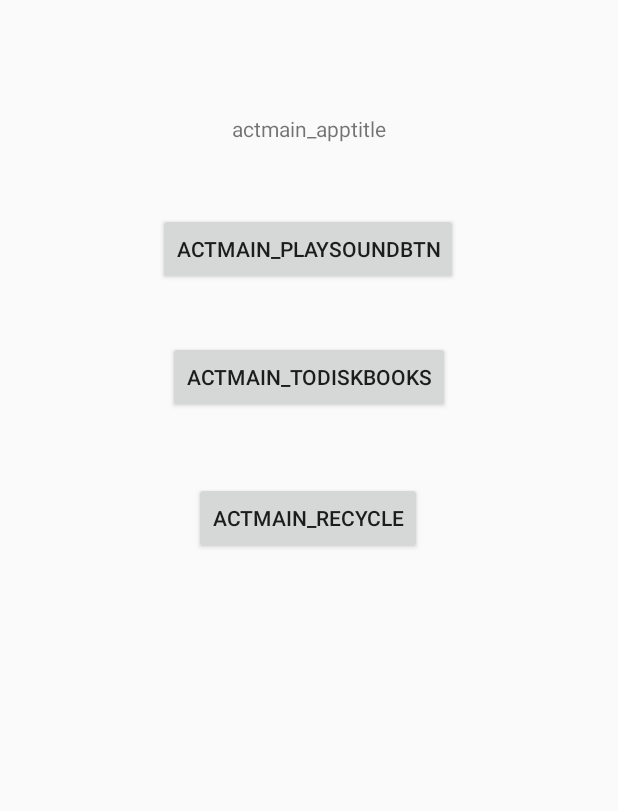
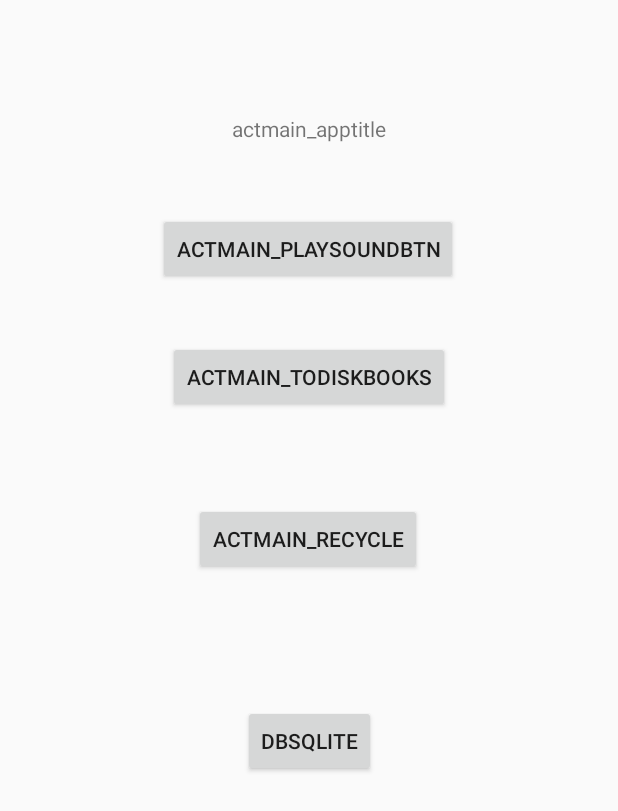
Before and after one commit to Weiqifan1/JonasChrTest_002, an Android app: the screen it shows after launch (MainActivity), on a phone screen of 412 x 824 dp. Shown: the top 811 px of the screen. Run offline under Robolectric (Android 15) with nearby library versions, the light colour scheme and no system bars; libraries missing offline, so code that uses them is left out: com.sembozdemir.permissionskt; 1 statement that could not run was skipped.

Commit message:
a button to  a new page with a textview works

```diff
--- a/app/src/main/AndroidManifest.xml
+++ b/app/src/main/AndroidManifest.xml
@@ -33,6 +33,9 @@
                 android:name=".DiskBooks">
         </activity>
         <activity
+                android:name=".Dbsqlite">
+        </activity>
+        <activity
                 android:name=".AudioFileList"
                 android:configChanges="orientation|screenSize">
         </activity>
--- a/app/src/main/java/com/example/jonaschrtest_002/MainActivity.kt
+++ b/app/src/main/java/com/example/jonaschrtest_002/MainActivity.kt
@@ -35,6 +35,10 @@ class MainActivity : Activity() {
         }
         actmain_recycle.setOnClickListener {
             startActivity(Intent(this, AudioFileList::class.java))
+        }
+
+        actmain_dbsqlite.setOnClickListener{
+            startActivity(Intent(this, Dbsqlite::class.java))
         }
 
 //https://en.proft.me/2017/06/14/runtime-permissions-android-marshmallow-60-and-abo/
--- a/app/src/main/res/layout/activity_main.xml
+++ b/app/src/main/res/layout/activity_main.xml
@@ -46,10 +46,18 @@
             android:text="actmain_recycle"
             android:layout_width="wrap_content"
             android:layout_height="wrap_content"
-            android:id="@+id/actmain_recycle" android:layout_marginTop="8dp"
-            app:layout_constraintTop_toBottomOf="@+id/actmain_todiskbooks" android:layout_marginBottom="8dp"
-            app:layout_constraintBottom_toBottomOf="parent" app:layout_constraintVertical_bias="0.078"
+            android:id="@+id/actmain_recycle" android:layout_marginTop="60dp"
+            app:layout_constraintTop_toBottomOf="@+id/actmain_todiskbooks"
             android:layout_marginStart="8dp" app:layout_constraintStart_toStartOf="parent"
             android:layout_marginEnd="8dp" app:layout_constraintEnd_toEndOf="parent"
             app:layout_constraintHorizontal_bias="0.497"/>
+    <Button
+            android:text="dbsqlite"
+            android:layout_width="wrap_content"
+            android:layout_height="wrap_content"
+            android:id="@+id/actmain_dbsqlite" android:layout_marginTop="8dp"
+            app:layout_constraintTop_toBottomOf="@+id/actmain_recycle" android:layout_marginBottom="8dp"
+            app:layout_constraintBottom_toBottomOf="parent" app:layout_constraintVertical_bias="0.209"
+            android:layout_marginStart="8dp" app:layout_constraintStart_toStartOf="parent"
+            android:layout_marginEnd="8dp" app:layout_constraintEnd_toEndOf="parent"/>
 </android.support.constraint.ConstraintLayout>
```
Also changed, not shown: app/src/main/java/com/example/jonaschrtest_002/Dbsqlite.kt (added, +11 -0 lines), app/src/main/res/layout/activity_dbsqlite.xml (added, +17 -0 lines).
